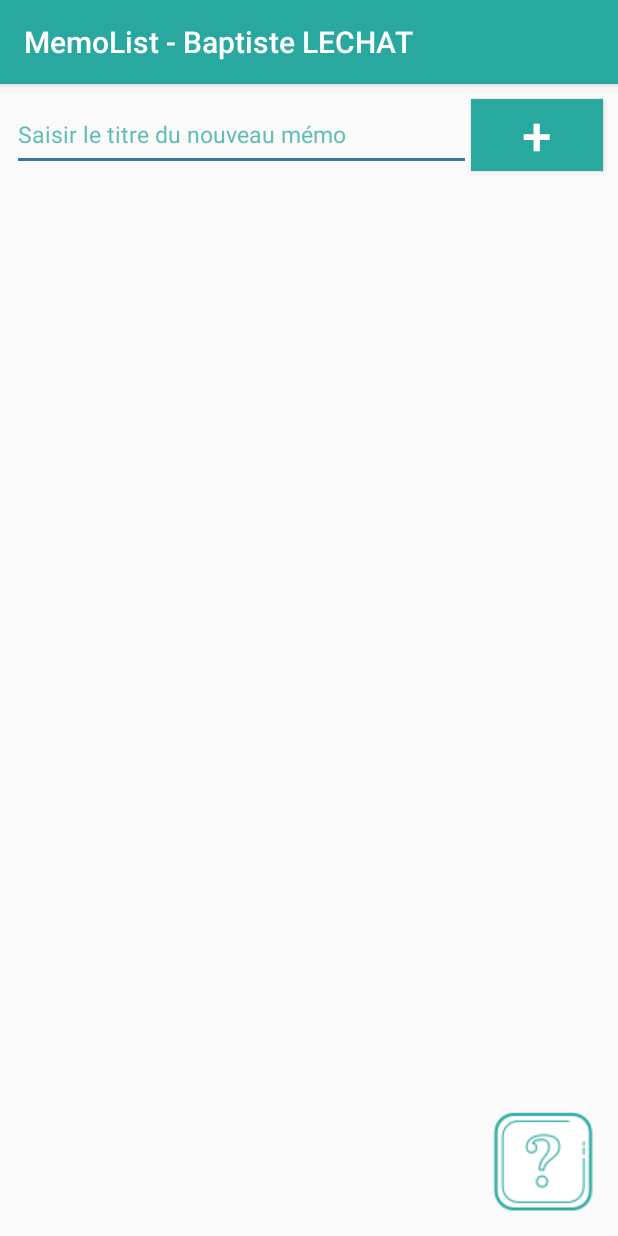
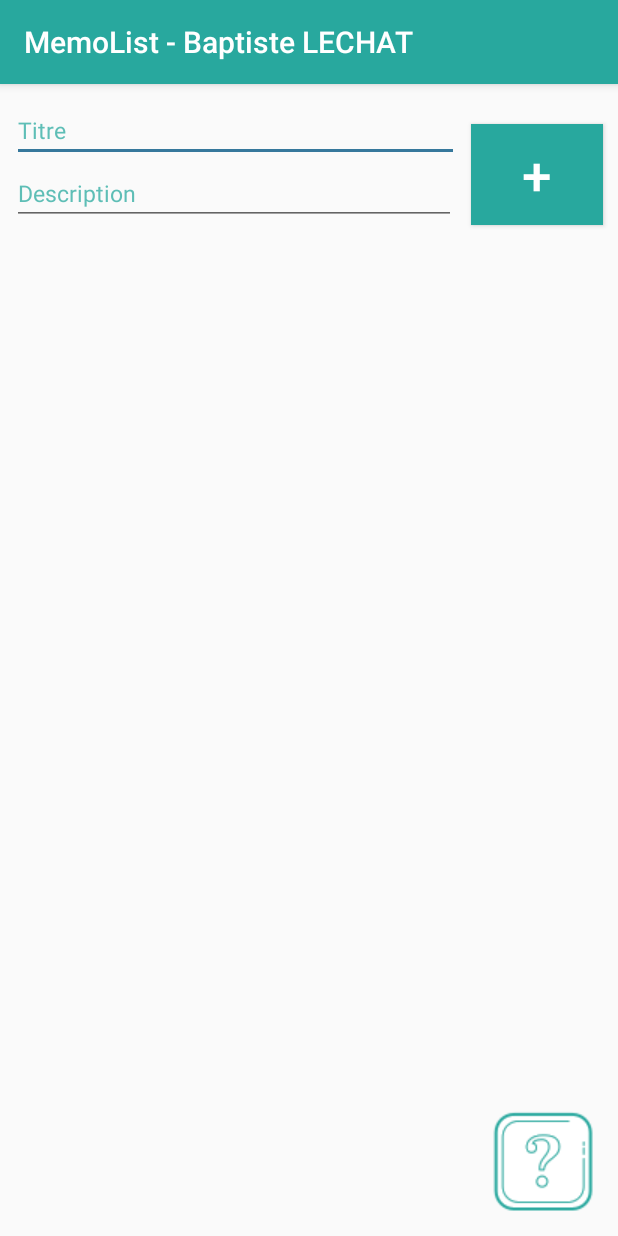
Before and after one commit to baptistelechat/MemoList, an Android app: the screen it shows after launch (MainActivity), on a phone screen of 412 x 824 dp. Run offline under Robolectric (Android 15) with nearby library versions, the light colour scheme and no system bars; our stand-ins replace Room's generated code; libraries missing offline, so code that uses them is left out: com.loopj.android, cz.msebera.android.

Commit message:
✨ Add Description

```diff
--- a/app/src/main/java/com/monprojet/memolist/controller/MainActivity.java
+++ b/app/src/main/java/com/monprojet/memolist/controller/MainActivity.java
@@ -42,7 +42,7 @@ public class MainActivity extends AppCompatActivity {
         recyclerView.setLayoutManager(layoutManager);
 
         // MemoList
-        List<MemoDTO> MemoList = AppDatabaseHelper.getDatabase(this).MemoDAO().getListeMemo();
+         List<MemoDTO> MemoList = AppDatabaseHelper.getDatabase(this).MemoDAO().getListeMemo();
 
         // MemoAdapter
         memoAdapter = new MemoAdapter(MemoList);
@@ -53,9 +53,10 @@ public class MainActivity extends AppCompatActivity {
 
         // Get last Memo who was clicked and give a "Toast" on output
         SharedPreferences preferences = PreferenceManager.getDefaultSharedPreferences(this);
-        String out = preferences.getString("memo", "Bienvenue !");
-        Log.i(TAG, "onCreate: memo :"+out);
-        Toast.makeText(this, out, Toast.LENGTH_SHORT).show();
+        String outName = preferences.getString("memoName", "TITRE");
+        String outDescription = preferences.getString("memoDescription", "DESCRIPTION");
+        Log.i(TAG, "onCreate: outNAME :"+outName+" / "+outDescription);
+        Toast.makeText(this, "Titre : "+outName+"\nDescription : "+outDescription, Toast.LENGTH_SHORT).show();
 
         ItemTouchHelper itemTouchHelper = new ItemTouchHelper((new ItemTouchHelperCallback(memoAdapter)));
         itemTouchHelper.attachToRecyclerView(recyclerView);
@@ -63,13 +64,19 @@ public class MainActivity extends AppCompatActivity {
 
     // Add new Memo on click "+"
     public void clickButton(View view) {
-        EditText input = findViewById(R.id.input);
+        EditText name = findViewById(R.id.inputName);
+        EditText description = findViewById(R.id.inputDescription);
 
-        if (input.getText().toString().equals("")) {
-            Toast.makeText(view.getContext(), "Champ de saisie vide", Toast.LENGTH_SHORT).show();
+       if (name.getText().toString().equals("") && description.getText().toString().equals("")) {
+           Toast.makeText(view.getContext(), "Titre et desciption vide", Toast.LENGTH_SHORT).show();
+       } else if (name.getText().toString().equals("")) {
+            Toast.makeText(view.getContext(), "Titre vide", Toast.LENGTH_SHORT).show();
+
+        } else if (description.getText().toString().equals("")) {
+            Toast.makeText(view.getContext(), "Description vide", Toast.LENGTH_SHORT).show();
 
         } else {
-            MemoDTO memoDTO = new MemoDTO(input.getText().toString());
+            MemoDTO memoDTO = new MemoDTO(name.getText().toString(), description.getText().toString());
             memoAdapter.ajouterMemo(memoDTO);
         }
 
--- a/app/src/main/java/com/monprojet/memolist/model/AppDatabaseHelper.java
+++ b/app/src/main/java/com/monprojet/memolist/model/AppDatabaseHelper.java
@@ -9,6 +9,7 @@ public class AppDatabaseHelper
     // Attributs :
     private static AppDatabaseHelper databaseHelper = null;
     private AppDatabase database;
+
     // Constructeur :
     private AppDatabaseHelper(Context context)
     {
--- a/app/src/main/java/com/monprojet/memolist/model/MemoDTO.java
+++ b/app/src/main/java/com/monprojet/memolist/model/MemoDTO.java
@@ -1,6 +1,7 @@
 package com.monprojet.memolist.model;
 
 import androidx.room.Entity;
+import androidx.room.Ignore;
 import androidx.room.PrimaryKey;
 
 // Create Memo object structure
@@ -10,11 +11,14 @@ public class MemoDTO
     @PrimaryKey(autoGenerate = true)
     public long memoId = 0;
     public String name;
+    @Ignore
+    public String description;
 
     public MemoDTO() {}
 
-    public MemoDTO(String name)
+    public MemoDTO(String name, String description)
     {
         this.name = name;
+        this.description = description;
     }
 }
--- a/app/src/main/res/layout-land/activity_main.xml
+++ b/app/src/main/res/layout-land/activity_main.xml
@@ -7,34 +7,59 @@
     tools:context=".controller.MainActivity">
 
     <EditText
-        android:id="@+id/input"
+        android:id="@+id/inputName"
         android:layout_width="0dp"
-        android:layout_height="0dp"
-        android:hint="@string/AddMemo"
+        android:layout_height="wrap_content"
+        android:hint="@string/Name"
         android:textSize="15sp"
+        android:textColorHint="@color/colorPrimaryLight"
+        android:textColor="@color/black"
         app:layout_constraintLeft_toLeftOf="parent"
         app:layout_constraintTop_toTopOf="parent"
         app:layout_constraintRight_toLeftOf="@id/button"
-        app:layout_constraintBottom_toBottomOf="@id/button"
+        app:layout_constraintBottom_toTopOf="@id/inputDescription"
         android:layout_marginTop="10dp"
         android:layout_marginLeft="8dp"
+        android:layout_marginRight="10dp"
         android:maxLength="25"
-        android:layout_marginStart="8dp" />
+        android:layout_marginStart="8dp"/>
+
+    <EditText
+        android:id="@+id/inputDescription"
+        android:layout_width="0dp"
+        android:layout_height="wrap_content"
+        android:hint="@string/Description"
+        android:textSize="15sp"
+        android:textColorHint="@color/colorPrimaryLight"
+        android:textColor="@color/black"
+        app:layout_constraintTop_toBottomOf="@id/inputName"
+        app:layout_constraintRight_toLeftOf="@id/button"
+        app:layout_constraintBottom_toTopOf="@id/MemoList"
+        app:layout_constraintLeft_toLeftOf="parent"
+        android:layout_marginLeft="8dp"
+        android:layout_marginStart="8dp"
+        android:layout_marginRight="10dp"/>
+
+    <ImageView
+        android:layout_width="wrap_content"
+        android:layout_height="wrap_content"
+        app:layout_constraintBottom_toBottomOf="parent"
+        app:layout_constraintRight_toRightOf="parent"
+        app:srcCompat="@drawable/icons8_aide_100"
+        android:elevation="2dp"
+        android:onClick="showHelp"/>
 
     <androidx.recyclerview.widget.RecyclerView
         android:id="@+id/MemoList"
         android:layout_width="0dp"
         android:layout_height="0dp"
         app:layout_constraintLeft_toLeftOf="parent"
-        app:layout_constraintTop_toBottomOf="@id/input"
+        app:layout_constraintRight_toRightOf="parent"
+        app:layout_constraintTop_toBottomOf="@id/inputDescription"
         app:layout_constraintBottom_toBottomOf="parent"
-        app:layout_constraintRight_toRightOf="parent"
         android:layout_marginTop="15dp"
         android:layout_marginLeft="8dp"
-        android:layout_marginRight="8dp"
-        android:layout_marginBottom="10dp"/>
-<!--For view fragment : Replace "app:layout_constraintRight_toRightOf" by -->
-<!--app:layout_constraintRight_toLeftOf="@id/fragmentLandscape"-->
+        android:layout_marginRight="8dp"/>
 
     <Button
         android:id="@+id/button"
@@ -45,11 +70,11 @@
         android:textColor="@color/white"
         android:background="@color/colorPrimary"
         app:layout_constraintRight_toRightOf="parent"
-        app:layout_constraintTop_toTopOf="parent"
-        android:layout_marginTop="10dp"
+        app:layout_constraintBottom_toBottomOf="@id/inputDescription"
+        android:paddingTop="10dp"
+        android:paddingBottom="10dp"
         android:layout_marginRight="10dp"
-        android:onClick="clickButton"
-        android:layout_marginEnd="10dp"/>
+        android:onClick="clickButton"/>
 
 <!-- _________ -->
 <!-- FRAGMENT -->
--- a/app/src/main/res/layout/activity_main.xml
+++ b/app/src/main/res/layout/activity_main.xml
@@ -7,21 +7,38 @@
     tools:context=".controller.MainActivity">
 
     <EditText
-        android:id="@+id/input"
+        android:id="@+id/inputName"
         android:layout_width="0dp"
-        android:layout_height="0dp"
-        android:hint="@string/AddMemo"
+        android:layout_height="wrap_content"
+        android:hint="@string/Name"
         android:textSize="15sp"
         android:textColorHint="@color/colorPrimaryLight"
         android:textColor="@color/black"
         app:layout_constraintLeft_toLeftOf="parent"
         app:layout_constraintTop_toTopOf="parent"
         app:layout_constraintRight_toLeftOf="@id/button"
-        app:layout_constraintBottom_toBottomOf="@id/button"
+        app:layout_constraintBottom_toTopOf="@id/inputDescription"
         android:layout_marginTop="10dp"
         android:layout_marginLeft="8dp"
+        android:layout_marginRight="8dp"
         android:maxLength="25"
         android:layout_marginStart="8dp"/>
+
+    <EditText
+        android:id="@+id/inputDescription"
+        android:layout_width="0dp"
+        android:layout_height="wrap_content"
+        android:hint="@string/Description"
+        android:textSize="15sp"
+        android:textColorHint="@color/colorPrimaryLight"
+        android:textColor="@color/black"
+        app:layout_constraintTop_toBottomOf="@id/inputName"
+        app:layout_constraintRight_toLeftOf="@id/button"
+        app:layout_constraintBottom_toTopOf="@id/MemoList"
+        app:layout_constraintLeft_toLeftOf="parent"
+        android:layout_marginLeft="8dp"
+        android:layout_marginStart="8dp"
+        android:layout_marginRight="10dp"/>
 
     <ImageView
         android:layout_width="wrap_content"
@@ -38,7 +55,7 @@
         android:layout_height="0dp"
         app:layout_constraintLeft_toLeftOf="parent"
         app:layout_constraintRight_toRightOf="parent"
-        app:layout_constraintTop_toBottomOf="@id/input"
+        app:layout_constraintTop_toBottomOf="@id/inputDescription"
         app:layout_constraintBottom_toBottomOf="parent"
         android:layout_marginTop="15dp"
         android:layout_marginLeft="8dp"
@@ -53,11 +70,11 @@
         android:textColor="@color/white"
         android:background="@color/colorPrimary"
         app:layout_constraintRight_toRightOf="parent"
-        app:layout_constraintTop_toTopOf="parent"
-        android:layout_marginTop="10dp"
+        app:layout_constraintBottom_toBottomOf="@id/inputDescription"
+        android:paddingTop="10dp"
+        android:paddingBottom="10dp"
         android:layout_marginRight="10dp"
-        android:onClick="clickButton"
-        android:layout_marginEnd="10dp"/>
+        android:onClick="clickButton"/>
 
 
 </androidx.constraintlayout.widget.ConstraintLayout>
--- a/app/src/main/res/values/strings.xml
+++ b/app/src/main/res/values/strings.xml
@@ -1,6 +1,7 @@
 <resources>
     <string name="app_name">MemoList - Baptiste LECHAT</string>
-    <string name="AddMemo">Saisir le titre du nouveau mémo</string>
+    <string name="Name">Titre</string>
+    <string name="Description">Description</string>
     <string name="Add">+</string>
 
     <string name="blank_fragment">A blank fragment</string>
```
Also changed, not shown: app/src/main/java/com/monprojet/memolist/controller/DetailActivity.java (+5 -3 lines), app/src/main/java/com/monprojet/memolist/controller/DetailFragment.java (+8 -4 lines), app/src/main/java/com/monprojet/memolist/view/MemoAdapter.java (+5 -3 lines), app/src/main/res/layout/fragment_detail.xml (+15 -2 lines).
